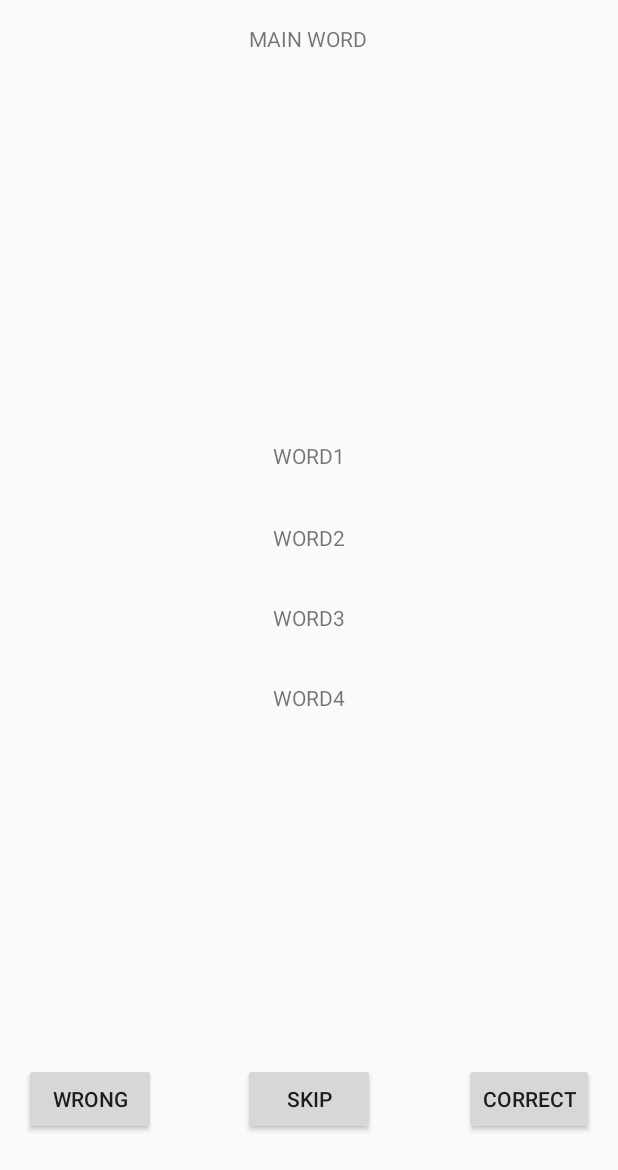
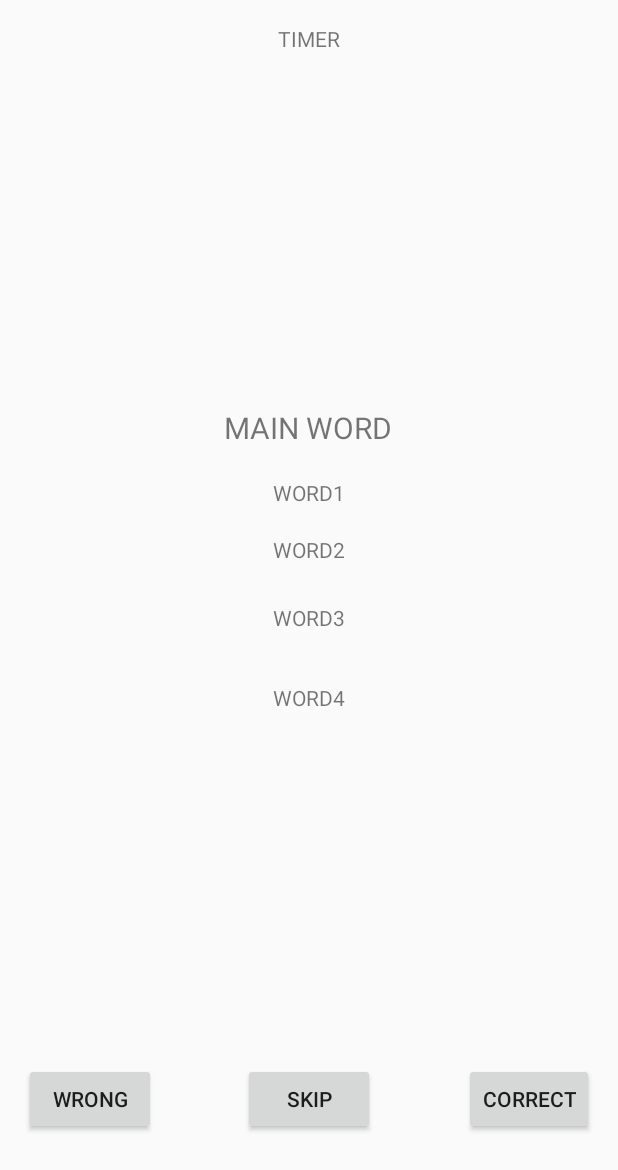
Before and after one commit to condiom/tabu, an Android app: the layout activity_main.xml on its own in the app's theme, with its tools: preview values and no code run, on a phone screen of 412 x 824 dp. Shown: the top 1170 px of the screen. Run offline under Robolectric (Android 15) with nearby library versions, the phone set to English and light mode, and no system bars.

Commit message:
created object Cards timer is not functional

```diff
--- a/app/build.gradle
+++ b/app/build.gradle
@@ -2,7 +2,7 @@ apply plugin: 'com.android.application'
 
 android {
     compileSdkVersion 23
-    buildToolsVersion "24.0.0"
+    buildToolsVersion '25.0.2'
 
     defaultConfig {
         applicationId "tratrafe2.condiom.tambu"
--- a/app/src/main/res/layout/activity_main.xml
+++ b/app/src/main/res/layout/activity_main.xml
@@ -10,7 +10,7 @@
     tools:context="tratrafe2.condiom.tambu.MainActivity">
 
     <Button
-        android:id="@+id/button"
+        android:id="@+id/wrongBtn"
         android:layout_width="wrap_content"
         android:layout_height="wrap_content"
         android:layout_alignParentBottom="true"
@@ -20,63 +20,22 @@
         android:text="Wrong" />
 
     <Button
-        android:id="@+id/button2"
+        android:id="@+id/correctBtn"
         style="?android:attr/buttonStyleSmall"
         android:layout_width="wrap_content"
         android:layout_height="wrap_content"
         android:layout_alignParentEnd="true"
         android:layout_alignParentRight="true"
-        android:layout_alignTop="@+id/button3"
+        android:layout_alignTop="@+id/skipBtn"
         android:text="CORRECT" />
 
     <Button
-        android:id="@+id/button3"
+        android:id="@+id/skipBtn"
         android:layout_width="wrap_content"
         android:layout_height="wrap_content"
-        android:layout_alignTop="@+id/button"
+        android:layout_alignTop="@+id/wrongBtn"
         android:layout_centerHorizontal="true"
         android:text="SKIP" />
-
-    <TextView
-        android:id="@+id/txtMain"
-        android:layout_width="wrap_content"
-        android:layout_height="wrap_content"
-        android:layout_alignParentTop="true"
-        android:layout_centerHorizontal="true"
-        android:gravity="center"
-        android:text="MAIN WORD" />
-
-    <TextView
-        android:id="@+id/txt1"
-        android:layout_width="wrap_content"
-        android:layout_height="wrap_content"
-        android:layout_above="@+id/txt2"
-        android:layout_alignLeft="@+id/txt2"
-        android:layout_alignStart="@+id/txt2"
-        android:layout_marginBottom="35dp"
-        android:gravity="center"
-        android:text="WORD1" />
-
-    <TextView
-        android:id="@+id/txt2"
-        android:layout_width="wrap_content"
-        android:layout_height="wrap_content"
-        android:layout_above="@+id/txt3"
-        android:layout_alignLeft="@+id/txt3"
-        android:layout_alignStart="@+id/txt3"
-        android:layout_marginBottom="34dp"
-        android:gravity="center"
-        android:text="WORD2" />
-
-    <TextView
-        android:id="@+id/txt3"
-        android:layout_width="wrap_content"
-        android:layout_height="wrap_content"
-        android:layout_alignLeft="@+id/txt4"
-        android:layout_alignStart="@+id/txt4"
-        android:layout_centerVertical="true"
-        android:gravity="center"
-        android:text="WORD3" />
 
     <TextView
         android:id="@+id/txt4"
@@ -87,4 +46,55 @@
         android:layout_marginTop="34dp"
         android:gravity="center"
         android:text="WORD4" />
+
+    <TextView
+        android:text="TIMER"
+        android:layout_width="wrap_content"
+        android:layout_height="wrap_content"
+        android:id="@+id/timer"
+        android:layout_alignParentTop="true"
+        android:layout_centerHorizontal="true" />
+
+    <TextView
+        android:id="@+id/txtMain"
+        android:layout_width="wrap_content"
+        android:layout_height="wrap_content"
+        android:gravity="center"
+        android:text="MAIN WORD"
+        android:layout_marginBottom="20dp"
+        android:textSize="20sp"
+        android:layout_above="@+id/txt1"
+        android:layout_centerHorizontal="true" />
+
+    <TextView
+        android:id="@+id/txt1"
+        android:layout_width="wrap_content"
+        android:layout_height="wrap_content"
+        android:layout_marginBottom="38dp"
+        android:gravity="center"
+        android:text="WORD1"
+        android:layout_alignBottom="@+id/txt2"
+        android:layout_alignLeft="@+id/txt2"
+        android:layout_alignStart="@+id/txt2" />
+
+    <TextView
+        android:id="@+id/txt2"
+        android:layout_width="wrap_content"
+        android:layout_height="wrap_content"
+        android:layout_marginBottom="26dp"
+        android:gravity="center"
+        android:text="WORD2"
+        android:layout_above="@+id/txt3"
+        android:layout_alignLeft="@+id/txt3"
+        android:layout_alignStart="@+id/txt3" />
+
+    <TextView
+        android:id="@+id/txt3"
+        android:layout_width="wrap_content"
+        android:layout_height="wrap_content"
+        android:gravity="center"
+        android:text="WORD3"
+        android:layout_centerVertical="true"
+        android:layout_alignLeft="@+id/txt4"
+        android:layout_alignStart="@+id/txt4" />
 </RelativeLayout>
--- a/build.gradle
+++ b/build.gradle
@@ -5,7 +5,7 @@ buildscript {
         jcenter()
     }
     dependencies {
-        classpath 'com.android.tools.build:gradle:2.1.2'
+        classpath 'com.android.tools.build:gradle:2.2.3'
 
         // NOTE: Do not place your application dependencies here; they belong
         // in the individual module build.gradle files
```
Also changed, not shown: app/src/main/java/tratrafe2/condiom/tambu/Card.java (added, +55 -0 lines), app/src/main/java/tratrafe2/condiom/tambu/MainActivity.java (+29 -19 lines), gradle/wrapper/gradle-wrapper.properties.
